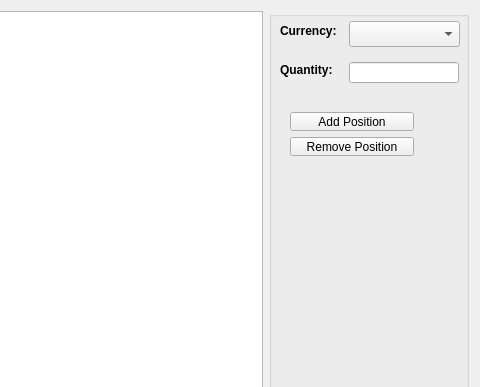
First picture: the form in mainwindow.ui, repository valzav/cryptoportfolio-qt, before the edit; both pictures show x 433 to 913 and y 0 to 387 of the 913 by 510 pixel window.
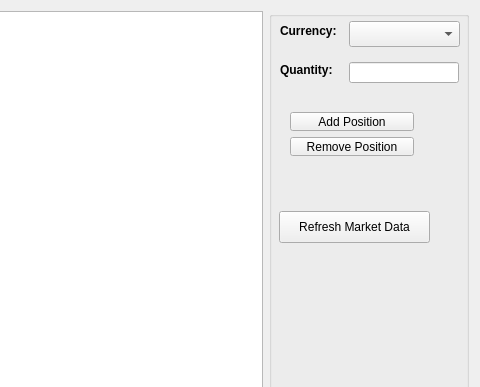
Second picture: the form after the edit.

The edit to the form file:
```diff
--- a/mainwindow.ui
+++ b/mainwindow.ui
@@ -105,7 +105,7 @@
           <string>&lt;b&gt;Currency:&lt;/b&gt;</string>
          </property>
         </widget>
-        <widget class="QWidget" name="">
+        <widget class="QWidget" name="layoutWidget">
          <property name="geometry">
           <rect>
            <x>10</x>
@@ -131,6 +131,19 @@
           </item>
          </layout>
         </widget>
+        <widget class="QPushButton" name="refreshMarketButton">
+         <property name="geometry">
+          <rect>
+           <x>10</x>
+           <y>200</y>
+           <width>151</width>
+           <height>32</height>
+          </rect>
+         </property>
+         <property name="text">
+          <string>Refresh Market Data</string>
+         </property>
+        </widget>
        </widget>
       </item>
      </layout>
```
